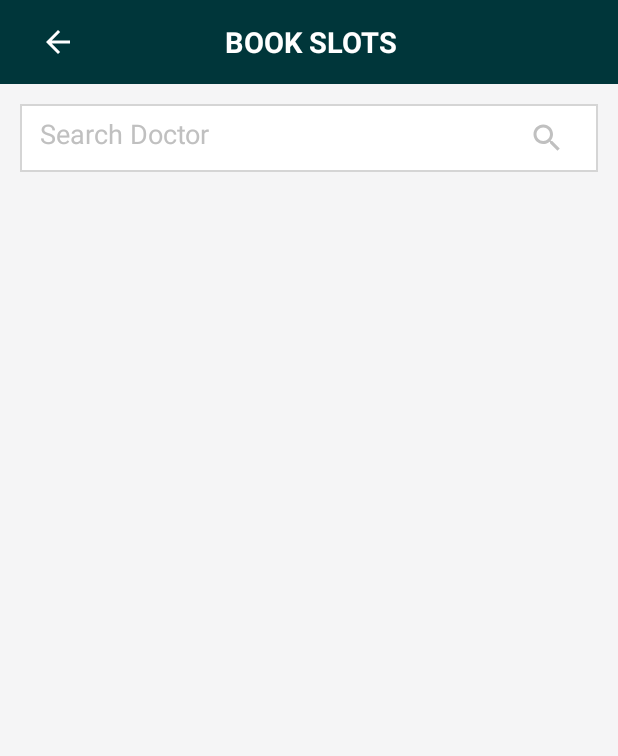
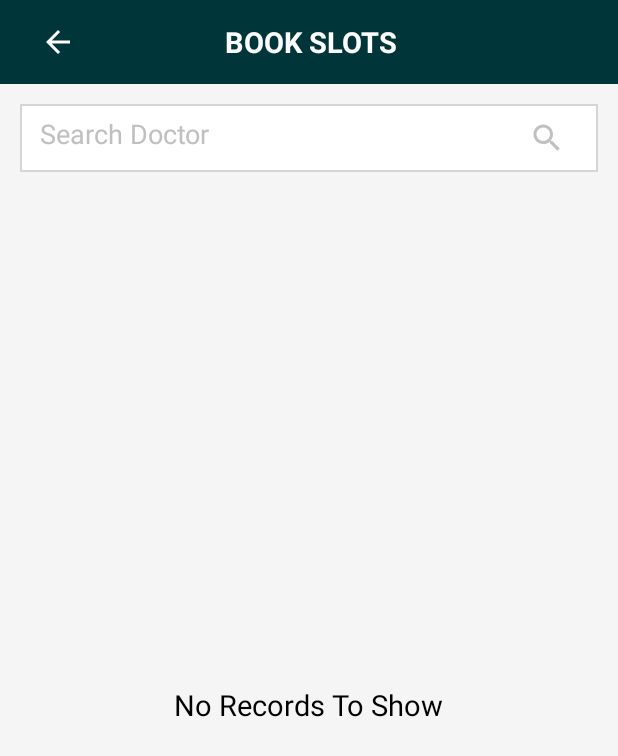
Before and after one commit to zaheerpoei/MedicalAnnals, an Android app: the MainActivity screen opened directly, with no data from a screen before it, on a phone screen of 412 x 824 dp. Shown: the top 756 px of the screen. Run offline under Robolectric (Android 15) with nearby library versions, the phone set to English and light mode, and no system bars; our stand-ins replace Firebase (no records; nobody signed in at launch, a user with empty details on screens opened directly), sdp/ssp sizes.

Commit message:
session managment, doctor list adapter with search, side menus header in patient and doctor dashboard, activities flow management

```diff
--- a/app/src/main/AndroidManifest.xml
+++ b/app/src/main/AndroidManifest.xml
@@ -55,6 +55,9 @@
             android:name=".activities.PatientMedicalRecord"
             android:exported="true" />
         <activity
+            android:name=".activities.DocViewPatientMedicalRecords"
+            android:exported="true" />
+        <activity
             android:name=".activities.SplashScreen"
             android:exported="true">
             <intent-filter>
--- a/app/src/main/java/com/example/medicalannals/activities/DoctorProfileManagement.java
+++ b/app/src/main/java/com/example/medicalannals/activities/DoctorProfileManagement.java
@@ -31,9 +31,7 @@ public class DoctorProfileManagement extends AppCompatActivity {
         toolbarImageBack.setOnClickListener(new View.OnClickListener() {
             @Override
             public void onClick(View view) {
-                Intent i = new Intent(DoctorProfileManagement.this , DoctorDashboard.class);
-                startActivity(i);
-                finish();
+                onBackPressed();
             }
         });
 
--- a/app/src/main/java/com/example/medicalannals/activities/DoctorUpdatePassword.java
+++ b/app/src/main/java/com/example/medicalannals/activities/DoctorUpdatePassword.java
@@ -34,9 +34,7 @@ public class DoctorUpdatePassword extends AppCompatActivity {
         ivToolbarImageBack.setOnClickListener(new View.OnClickListener() {
             @Override
             public void onClick(View view) {
-                Intent i = new Intent(DoctorUpdatePassword.this, DoctorDashboard.class);
-                startActivity(i);
-                finish();
+                onBackPressed();
             }
         });
 
--- a/app/src/main/java/com/example/medicalannals/activities/EditPatientRecord.java
+++ b/app/src/main/java/com/example/medicalannals/activities/EditPatientRecord.java
@@ -31,9 +31,7 @@ public class EditPatientRecord extends AppCompatActivity {
         toolbarImageBackEditRecord.setOnClickListener(new View.OnClickListener() {
             @Override
             public void onClick(View view) {
-                Intent i = new Intent(EditPatientRecord.this , DoctorDashboard.class);
-                startActivity(i);
-                finish();
+                onBackPressed();
             }
         });
         btnEditPatient.setOnClickListener(new View.OnClickListener() {
--- a/app/src/main/java/com/example/medicalannals/activities/MainActivity.java
+++ b/app/src/main/java/com/example/medicalannals/activities/MainActivity.java
@@ -1,12 +1,16 @@
 package com.example.medicalannals.activities;
 
+import android.app.ProgressDialog;
 import android.content.Intent;
 import android.os.Bundle;
+import android.text.Editable;
+import android.text.TextWatcher;
 import android.util.Log;
 import android.view.Menu;
 import android.view.View;
+import android.widget.EditText;
 import android.widget.ImageView;
-import android.widget.Toast;
+import android.widget.TextView;
 
 import androidx.annotation.NonNull;
 import androidx.appcompat.app.AppCompatActivity;
@@ -19,6 +23,7 @@ import androidx.recyclerview.widget.RecyclerView;
 import com.example.medicalannals.R;
 import com.example.medicalannals.adapters.DoctorsAdapter;
 import com.example.medicalannals.models.DoctorsModel;
+import com.example.medicalannals.models.PatientModel;
 import com.google.android.material.navigation.NavigationView;
 import com.google.firebase.database.DataSnapshot;
 import com.google.firebase.database.DatabaseError;
@@ -38,8 +43,11 @@ public class MainActivity extends AppCompatActivity {
     RecyclerView recyclerView;
     ArrayList<DoctorsModel> arrayList = new ArrayList<>();
     ArrayList<DoctorsModel> userList= new ArrayList<DoctorsModel>();
-    DoctorsModel doctorsModel = new DoctorsModel();
     String specializationValue;
+    private DoctorsAdapter adapter;
+    ProgressDialog progressDialog;
+    TextView tvNoRecord;
+    EditText edSearchBar;
 
     @Override
     protected void onCreate(Bundle savedInstanceState) {
@@ -57,18 +65,8 @@ public class MainActivity extends AppCompatActivity {
     }
 
     private void setRecyclerView() {
-//        arrayList.add(new DoctorsModel());
-//        arrayList.add(new DoctorsModel());
-//        arrayList.add(new DoctorsModel());
-//        arrayList.add(new DoctorsModel());
-//        arrayList.add(new DoctorsModel());
-//        arrayList.add(new DoctorsModel());
-//        arrayList.add(new DoctorsModel());
-//        arrayList.add(new DoctorsModel());
-//        arrayList.add(new DoctorsModel());
-//        arrayList.add(new DoctorsModel());
 
-        DoctorsAdapter adapter=new DoctorsAdapter(userList,this);
+        adapter=new DoctorsAdapter(userList,this);
         GridLayoutManager gridLayoutManager = new GridLayoutManager(this,1);
         gridLayoutManager.setOrientation(LinearLayoutManager.VERTICAL);
         recyclerView.setLayoutManager(gridLayoutManager);
@@ -77,23 +75,47 @@ public class MainActivity extends AppCompatActivity {
     private void initViews() {
 
         drawerLayout = findViewById(R.id.drawer_layout);
+        edSearchBar = findViewById(R.id.ed_searchbar);
+        tvNoRecord = findViewById(R.id.tv_no_record);
         navView = findViewById(R.id.nav_view);
         toolbar = findViewById(R.id.home_toolbar);
         toolbarDrawerImage = findViewById(R.id.toolbar_drawer_image_back);
         recyclerView = findViewById(R.id.recycler_view);
+
+        progressDialog = new ProgressDialog(this);
+        progressDialog.setMessage("Signing in..... ");
+
+        edSearchBar.addTextChangedListener(new TextWatcher() {
+
+            @Override
+            public void onTextChanged(CharSequence s, int start, int before, int count) {
+                System.out.println("Text ["+s+"]");
+
+                adapter.getFilter().filter(s.toString());
+            }
+
+            @Override
+            public void beforeTextChanged(CharSequence s, int start, int count,
+                                          int after) {
+
+            }
+
+            @Override
+            public void afterTextChanged(Editable s) {
+            }
+        });
     }
     private void clickListeners() {
         toolbarDrawerImage.setOnClickListener(new View.OnClickListener() {
             @Override
             public void onClick(View view) {
-                Intent i = new Intent(MainActivity.this , PatientDashboard.class);
-                startActivity(i);
-                finish();
+                onBackPressed();
             }
         });
 
     }
     private void getDoctors() {
+        progressDialog.show();
         DatabaseReference ref1= FirebaseDatabase.getInstance().getReference();
         DatabaseReference ref2;
         ref2 = ref1.child("Doctor");
@@ -101,21 +123,30 @@ public class MainActivity extends AppCompatActivity {
         ref2.addListenerForSingleValueEvent(new ValueEventListener() {
             @Override
             public void onDataChange(@NonNull DataSnapshot snapshot) {
+
+                progressDialog.dismiss();
                 for (DataSnapshot dsp : snapshot.getChildren()) {
+
                     DataSnapshot specialization = dsp.child("specialization");
-                    if(specialization.getValue().toString().equals(specializationValue)) {
-                        Toast.makeText(MainActivity.this, "Matched"+"", Toast.LENGTH_SHORT).show();
-                        DataSnapshot docName = dsp.child("name");
-                        doctorsModel.setName(docName.getValue().toString());
+                    if(specialization.getValue().toString().equalsIgnoreCase(specializationValue)) {
+                        DoctorsModel doctorsModel = snapshot.getValue(DoctorsModel.class);
                         userList.add(doctorsModel);
                     }
+                }
+                if (userList.size() >0) {
+                    adapter.notifyDataSetChanged();
+                    recyclerView.setVisibility(View.VISIBLE);
+                    tvNoRecord.setVisibility(View.GONE);
+                }else {
+                    recyclerView.setVisibility(View.GONE);
+                    tvNoRecord.setVisibility(View.VISIBLE);
                 }
                 Log.d("Doctors" , userList.toString());
             }
 
             @Override
             public void onCancelled(@NonNull DatabaseError error) {
-
+                progressDialog.dismiss();
             }
         });
 
--- a/app/src/main/java/com/example/medicalannals/activities/PatientMedicalRecord.java
+++ b/app/src/main/java/com/example/medicalannals/activities/PatientMedicalRecord.java
@@ -66,9 +66,7 @@ public class PatientMedicalRecord extends AppCompatActivity {
         toolbarImageBackPatientRecord.setOnClickListener(new View.OnClickListener() {
             @Override
             public void onClick(View view) {
-                Intent i = new Intent(PatientMedicalRecord.this , PatientDashboard.class);
-                startActivity(i);
-                finish();
+                onBackPressed();
             }
         });
 
--- a/app/src/main/java/com/example/medicalannals/activities/ProfileManagement.java
+++ b/app/src/main/java/com/example/medicalannals/activities/ProfileManagement.java
@@ -29,9 +29,7 @@ public class ProfileManagement extends AppCompatActivity {
         toolbarImageBackPatient.setOnClickListener(new View.OnClickListener() {
             @Override
             public void onClick(View view) {
-                Intent i = new Intent(ProfileManagement.this , PatientDashboard.class);
-                startActivity(i);
-                finish();
+                onBackPressed();
             }
         });
 
--- a/app/src/main/java/com/example/medicalannals/activities/UpdatePassword.java
+++ b/app/src/main/java/com/example/medicalannals/activities/UpdatePassword.java
@@ -32,9 +32,7 @@ public class UpdatePassword extends AppCompatActivity {
         ivToolbarImageBack.setOnClickListener(new View.OnClickListener() {
             @Override
             public void onClick(View view) {
-                    Intent i = new Intent(UpdatePassword.this, PatientDashboard.class);
-                    startActivity(i);
-                    finish();
+                onBackPressed();
                 }
         });
 
--- a/app/src/main/res/layout/activity_main.xml
+++ b/app/src/main/res/layout/activity_main.xml
@@ -104,7 +104,18 @@
                 app:layout_constraintTop_toTopOf="@+id/ed_searchbar" />
 
         </androidx.constraintlayout.widget.ConstraintLayout>
-
+        <TextView
+            android:id="@+id/tv_no_record"
+            android:layout_width="wrap_content"
+            android:layout_height="wrap_content"
+            android:text="No Records To Show"
+            android:visibility="visible"
+            android:textSize="@dimen/_15ssp"
+            android:textColor="@color/black"
+            app:layout_constraintStart_toStartOf="parent"
+            app:layout_constraintEnd_toEndOf="parent"
+            app:layout_constraintBottom_toBottomOf="parent"
+            app:layout_constraintTop_toBottomOf="@+id/constraint_search_bar" />
         <androidx.recyclerview.widget.RecyclerView
             android:id="@+id/recycler_view"
             android:layout_width="match_parent"
@@ -114,7 +125,6 @@
             android:layout_marginEnd="@dimen/_10sdp"
             android:layout_marginBottom="20dp"
             android:scrollbars="none"
-            app:layout_constraintBottom_toBottomOf="parent"
             app:layout_constraintEnd_toEndOf="parent"
             app:layout_constraintStart_toStartOf="parent"
             app:layout_constraintTop_toBottomOf="@+id/constraint_search_bar"
--- a/app/src/main/res/values/strings.xml
+++ b/app/src/main/res/values/strings.xml
@@ -4,7 +4,7 @@
     <string name="enter_password">Enter Password</string>
     <string name="forgot_password">Forgot Password?</string>
     <string name="sign_in">Sign In</string>
-    <string name="don_t_have_an_account_sign_up">Don\'t have an account? Sign up</string>
+    <string name="don_t_have_an_account_sign_up">Don\'t have an account? <u>Sign up</u></string>
     <string name="email_address">Email Address</string>
     <string name="age">Age</string>
     <string name="contact">Contact</string>
```
Also changed, not shown: app/src/main/java/com/example/medicalannals/activities/DocViewPatientMedicalRecords.java (+4 -3 lines), app/src/main/java/com/example/medicalannals/activities/DoctorDashboard.java (+38 -7 lines), app/src/main/java/com/example/medicalannals/activities/PatientDashboard.java (+39 -5 lines), app/src/main/java/com/example/medicalannals/activities/SignIn.java (+7 -0 lines), app/src/main/java/com/example/medicalannals/activities/SplashScreen.java (+49 -4 lines), app/src/main/java/com/example/medicalannals/adapters/DoctorsAdapter.java (+50 -3 lines).
